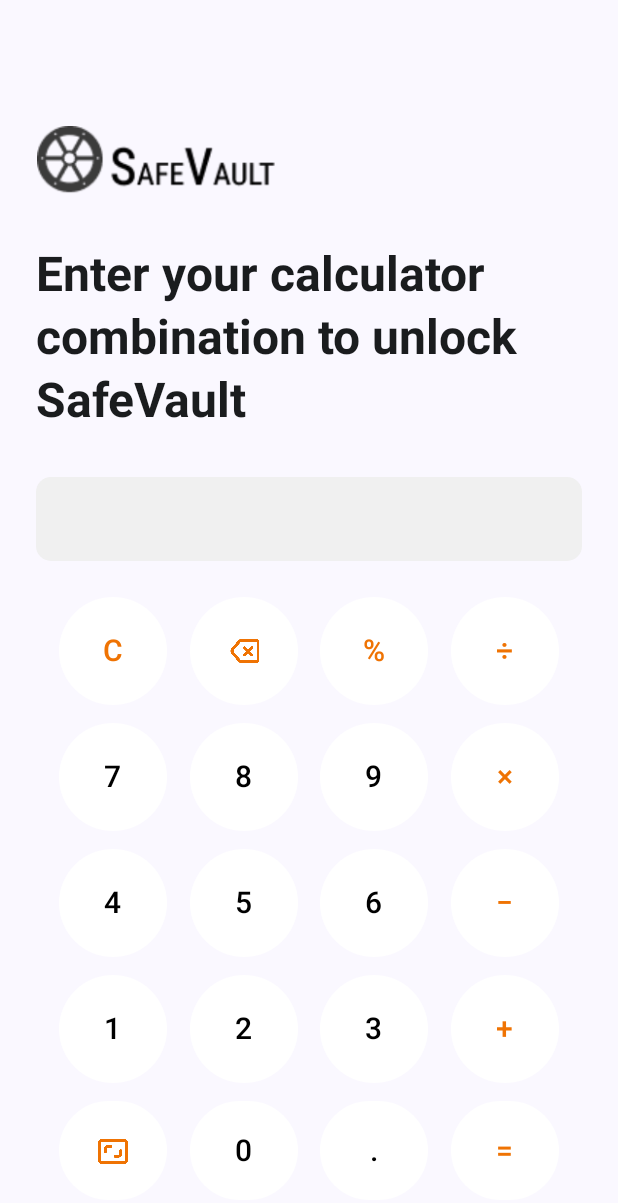
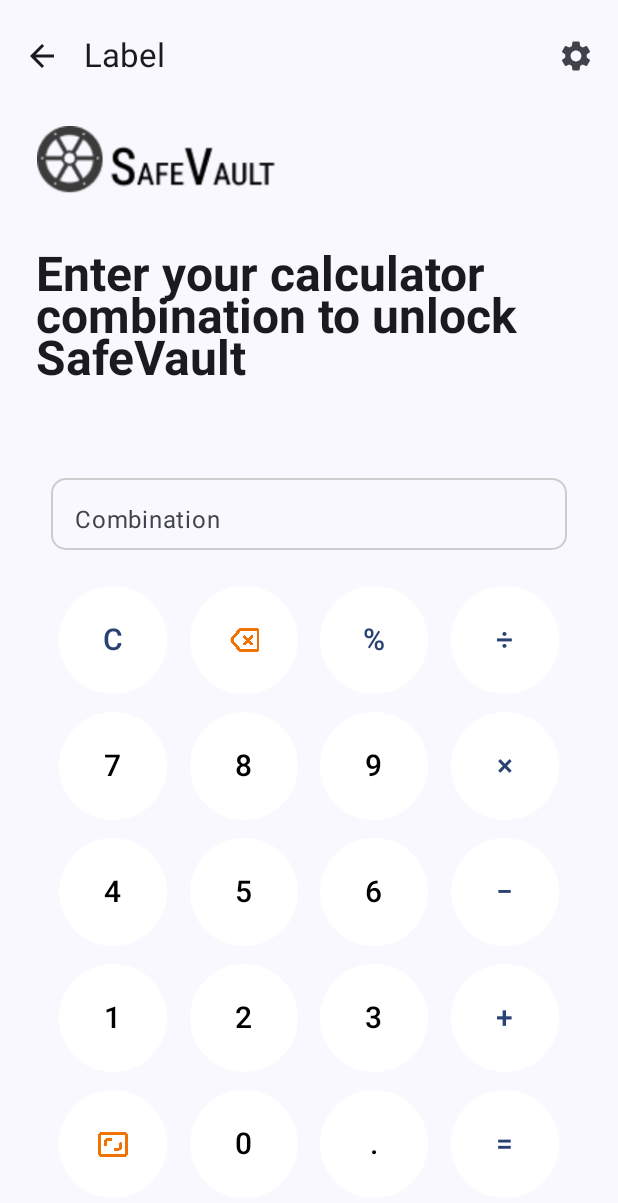
Before and after one commit to TimotiusEkanaT/UAS_ProgAndro, an Android app built with Jetpack Compose: the composable Auth_Calc_Combination shown on its own in the app's theme, on a phone screen of 412 x 824 dp. Shown: the top 1203 px of the screen. Run offline under Robolectric (Android 15) with nearby library versions, the phone set to English and light mode, and no system bars.

Commit message:
adding and fixing Top Bar, Text field, Typography, and color Auth_Calc_FingerPrint, Auth_Calc_FaceID, Auth_Calc_Combination

```diff
--- a/app/src/main/java/com/example/safevault_compose/MainActivity.kt
+++ b/app/src/main/java/com/example/safevault_compose/MainActivity.kt
@@ -64,18 +64,7 @@ import androidx.compose.ui.unit.sp
 import androidx.compose.material.icons.Icons
 import androidx.compose.material3.MaterialTheme
 import androidx.compose.material3.OutlinedButton
-import androidx.compose.material3.dynamicDarkColorScheme
-import androidx.compose.material3.dynamicLightColorScheme
-import androidx.compose.material3.lightColorScheme
-import androidx.compose.ui.platform.LocalContext
-import com.example.safevault_compose.ui.theme.Pink40
-import com.example.safevault_compose.ui.theme.Pink80
-import com.example.safevault_compose.ui.theme.Purple40
-import com.example.safevault_compose.ui.theme.Purple80
-import com.example.safevault_compose.ui.theme.PurpleGrey40
-import com.example.safevault_compose.ui.theme.PurpleGrey80
-import com.example.safevault_compose.ui.theme.Orange40
-import com.example.safevault_compose.ui.theme.Orange80
+import androidx.compose.material3.TextFieldDefaults
 
 
 class MainActivity : ComponentActivity() {
@@ -249,8 +238,24 @@ fun Auth_Calc() {
     }
 }
 
+@OptIn(ExperimentalMaterial3Api::class)
 @Composable
 fun Auth_Calc_FaceID() {
+    TopAppBar(
+        modifier = Modifier
+            .padding(top = 5.dp),
+        title = { Text("Label") },
+        navigationIcon = {
+            IconButton(onClick = { /* TODO: Back action */ }) {
+                Icon(Icons.Default.ArrowBack, contentDescription = "Back")
+            }
+        },
+        actions = {
+            IconButton(onClick = { /* TODO: Settings */ }) {
+                Icon(Icons.Default.Settings, contentDescription = "Settings")
+            }
+        }
+    )
     Column(
         modifier = Modifier
             .fillMaxSize()
@@ -259,14 +264,13 @@ fun Auth_Calc_FaceID() {
         horizontalAlignment = Alignment.Start
     ) {
         Spacer(modifier = Modifier.height(90.dp))
-
         // Logo
         Image(
             painter = painterResource(id = R.drawable.logo_safe_vault_with_text),
             contentDescription = "Logo",
             modifier = Modifier
-                .width(57.dp)
-                .height(57.dp)
+                .width(164.dp)
+                .height(49.dp)
                 .align(Alignment.Start),
             contentScale = ContentScale.Fit
         )
@@ -275,11 +279,9 @@ fun Auth_Calc_FaceID() {
 
         Text(
             text = "Position your face in the camera frame",
-            style = TextStyle(
-                fontSize = 32.sp,
-                fontWeight = FontWeight.Bold,
-                color = Color.Black
-            )
+            style = MaterialTheme.typography.titleLarge,
+            fontWeight = FontWeight.Bold,
+            fontSize = 32.sp,
         )
 
         Spacer(modifier = Modifier.height(111.dp))
@@ -296,8 +298,25 @@ fun Auth_Calc_FaceID() {
     }
 }
 
+@OptIn(ExperimentalMaterial3Api::class)
 @Composable
 fun Auth_Calc_FingerPrint() {
+    TopAppBar(
+        modifier = Modifier
+            .padding(top = 5.dp),
+        title = { Text("Label") },
+        navigationIcon = {
+            IconButton(onClick = { /* TODO: Back action */ }) {
+                Icon(Icons.Default.ArrowBack, contentDescription = "Back")
+            }
+        },
+        actions = {
+            IconButton(onClick = { /* TODO: Settings */ }) {
+                Icon(Icons.Default.Settings, contentDescription = "Settings")
+            }
+        }
+    )
+
     Column(
         modifier = Modifier
             .fillMaxSize()
@@ -322,11 +341,9 @@ fun Auth_Calc_FingerPrint() {
 
         Text(
             text = "Place your finger on the sensor",
-            style = TextStyle(
-                fontSize = 32.sp,
-                fontWeight = FontWeight.Bold,
-                color = Color.Black
-            )
+            style = MaterialTheme.typography.titleLarge,
+            fontWeight = FontWeight.Bold,
+            fontSize = 32.sp,
         )
 
         Spacer(modifier = Modifier.height(111.dp))
@@ -343,6 +360,7 @@ fun Auth_Calc_FingerPrint() {
     }
 }
 
+@OptIn(ExperimentalMaterial3Api::class)
 @Composable
 fun Auth_Calc_Combination() {
     var combination by remember { mutableStateOf("") }
@@ -355,6 +373,22 @@ fun Auth_Calc_Combination() {
         listOf("1", "2", "3", "+"),
         listOf("🧮", "0", ".", "=")
     )
+    TopAppBar(
+        modifier = Modifier
+            .padding(top = 5.dp),
+        title = { Text("Label") },
+        navigationIcon = {
+            IconButton(onClick = { /* TODO: Back action */ }) {
+                Icon(Icons.Default.ArrowBack, contentDescription = "Back")
+            }
+        },
+        actions = {
+            IconButton(onClick = { /* TODO: Settings */ }) {
+                Icon(Icons.Default.Settings, contentDescription = "Settings")
+            }
+        }
+    )
+
 
     Column(
         modifier = Modifier
@@ -380,32 +414,36 @@ fun Auth_Calc_Combination() {
 
         Text(
             text = "Enter your calculator combination to unlock SafeVault",
-            style = TextStyle(
-                fontSize = 32.sp,
-                lineHeight = 41.6.sp,
-                fontFamily = FontFamily.SansSerif,
-                fontWeight = FontWeight(700),
-                color = Variables.Black,
+            style = MaterialTheme.typography.titleLarge,
+            fontWeight = FontWeight.Bold,
+            fontSize = 32.sp,
+        )
+
+        Spacer(modifier = Modifier.height(52.dp))
+
+        // Display input
+        OutlinedTextField(
+            value = combination,
+            onValueChange = { /* tidak ada perubahan karena ini hanya tampilan */ },
+            modifier = Modifier
+                .fillMaxWidth()
+                .height(56.dp)
+                .padding(start = 10.dp, end = 10.dp)
+            ,
+            textStyle = TextStyle(
+                fontSize = 20.sp,
+                color = MaterialTheme.colorScheme.onTertiary,
+            ),
+            readOnly = true,
+            label = { Text("Combination") }, // opsional
+            shape = RoundedCornerShape(10.dp),
+            colors = TextFieldDefaults.outlinedTextFieldColors(
+                focusedBorderColor = Color.Gray,
+                unfocusedBorderColor = Color.LightGray,
+                disabledBorderColor = Color.LightGray
             )
         )
 
-        Spacer(modifier = Modifier.height(32.dp))
-
-        // Display input
-        Box(
-            modifier = Modifier
-                .fillMaxWidth()
-                .height(56.dp)
-                .background(Color(0xFFF0F0F0), RoundedCornerShape(10.dp))
-                .padding(horizontal = 16.dp),
-            contentAlignment = Alignment.CenterStart
-        ) {
-            Text(
-                text = combination,
-                fontSize = 20.sp,
-                color = Color.Black
-            )
-        }
 
         Spacer(modifier = Modifier.height(24.dp))
 
@@ -455,7 +493,7 @@ fun Auth_Calc_Combination() {
                                 else -> Text(
                                     text = label,
                                     fontSize = 20.sp,
-                                    color = if (isOperator) Color(0xFFEF7303) else Color.Black
+                                    color = if (isOperator) MaterialTheme.colorScheme.primary else Color.Black
                                 )
                             }
                         }
@@ -702,17 +740,21 @@ fun Notes() {
                 placeholder = { Text("Search note") },
                 modifier = Modifier
                     .fillMaxWidth()
-                    .clip(RoundedCornerShape(16.dp)),
+                    .shadow(2.dp, RoundedCornerShape(30.dp))
+                    .background(Color(0xFFFFFFFF), RoundedCornerShape(30.dp))
+                    .border(1.dp, Variables.Stroke, RoundedCornerShape(30.dp)),
                 colors = OutlinedTextFieldDefaults.colors(
-                    focusedContainerColor = Color(0xFFF4EFF4),
-                    unfocusedContainerColor = Color(0xFFF4EFF4)
+                    focusedContainerColor = MaterialTheme.colorScheme.onTertiary,
+                    unfocusedContainerColor = MaterialTheme.colorScheme.onSecondary
                 )
             )
 
             Spacer(modifier = Modifier.height(16.dp))
 
             // Chips Row
-            LazyRow(horizontalArrangement = Arrangement.spacedBy(8.dp)) {
+            LazyRow(
+                horizontalArrangement = Arrangement.spacedBy(8.dp)
+            ) {
                 items(labels) { label ->
                     FilterChip(
                         selected = selectedLabel == label,
@@ -769,6 +811,6 @@ object Variables {
 @Composable
 fun GreetingPreview() {
     SafeVault_ComposeTheme(dynamicColor = false) {
-        Auth_Calc()
+        Auth_Calc_Combination()
     }
 }
--- a/app/src/main/java/com/example/safevault_compose/ui/theme/Color.kt
+++ b/app/src/main/java/com/example/safevault_compose/ui/theme/Color.kt
@@ -3,8 +3,8 @@ package com.example.safevault_compose.ui.theme
 import androidx.compose.ui.graphics.Color
 
 val Purple80 = Color(0xFFD0BCFF)
-val PurpleGrey80 = Color(0xFFCCC2DC)
-val Pink80 = Color(0xFFEFB8C8)
+val PurpleGrey80 = Color(0xFFF4EFF4)
+val Pink80 = Color(0xFFF4EFF4)
 val Orange80 = Color(0xFFFFA726)
 
 val Purple40 = Color(0xFF6650a4)
--- a/app/src/main/java/com/example/safevault_compose/ui/theme/Theme.kt
+++ b/app/src/main/java/com/example/safevault_compose/ui/theme/Theme.kt
@@ -9,6 +9,7 @@ import androidx.compose.material3.dynamicDarkColorScheme
 import androidx.compose.material3.dynamicLightColorScheme
 import androidx.compose.material3.lightColorScheme
 import androidx.compose.runtime.Composable
+import androidx.compose.ui.graphics.Color
 import androidx.compose.ui.platform.LocalContext
 
 private val DarkColorScheme = darkColorScheme(
@@ -20,9 +21,7 @@ private val DarkColorScheme = darkColorScheme(
 private val LightColorScheme = lightColorScheme(
     primary = Orange40,
     secondary = PurpleGrey40,
-    tertiary = Pink40
-
-    /* Other default colors to override
+    tertiary = Pink40,
     background = Color(0xFFFFFBFE),
     surface = Color(0xFFFFFBFE),
     onPrimary = Color.White,
@@ -30,7 +29,6 @@ private val LightColorScheme = lightColorScheme(
     onTertiary = Color.White,
     onBackground = Color(0xFF1C1B1F),
     onSurface = Color(0xFF1C1B1F),
-    */
 )
 
 @Composable
```
